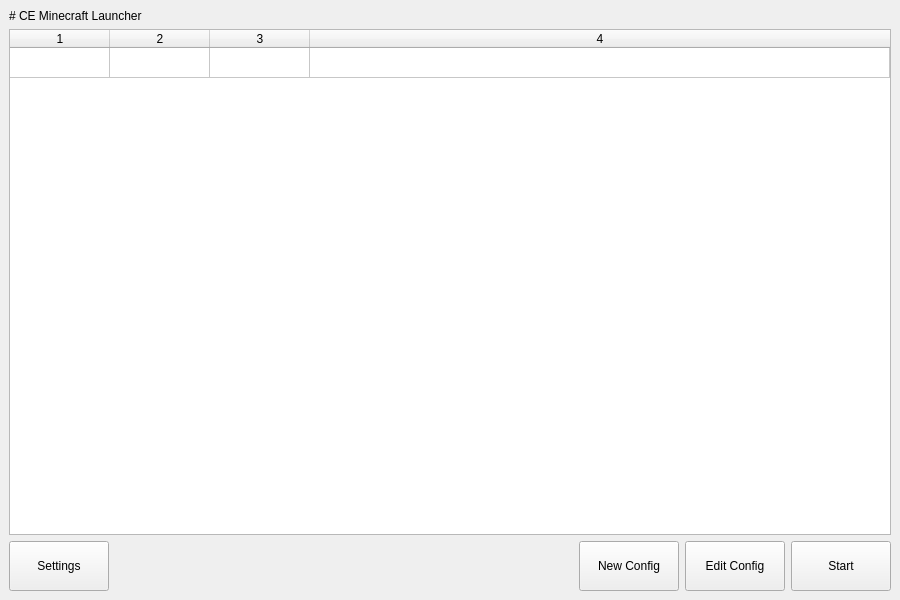
This is res/CEMCL.ui in constant-e/CEMCL as Qt 5 draws it before an edit. The edited form follows.
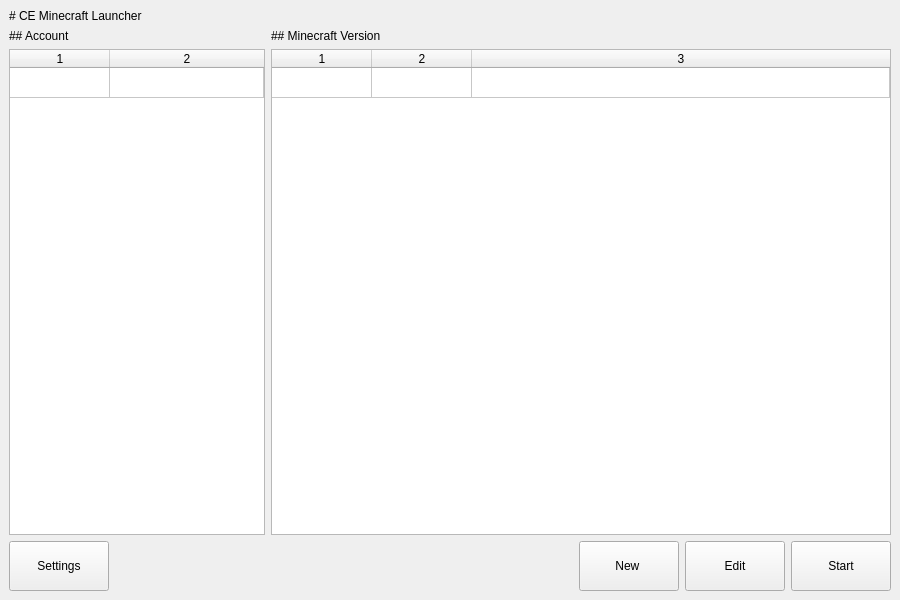
This is the edited form.

Diff of the .ui file:
```diff
--- a/res/CEMCL.ui
+++ b/res/CEMCL.ui
@@ -15,8 +15,30 @@
   </property>
   <widget class="QWidget" name="centralwidget">
    <layout class="QGridLayout" name="gridLayout">
-    <item row="2" column="0">
-     <layout class="QHBoxLayout" name="horizontalLayout">
+    <item row="0" column="0">
+     <widget class="QLabel" name="title">
+      <property name="sizePolicy">
+       <sizepolicy hsizetype="Preferred" vsizetype="Preferred">
+        <horstretch>0</horstretch>
+        <verstretch>0</verstretch>
+       </sizepolicy>
+      </property>
+      <property name="locale">
+       <locale language="English" country="UnitedStates"/>
+      </property>
+      <property name="text">
+       <string># CE Minecraft Launcher</string>
+      </property>
+      <property name="textFormat">
+       <enum>Qt::MarkdownText</enum>
+      </property>
+      <property name="alignment">
+       <set>Qt::AlignLeading|Qt::AlignLeft|Qt::AlignVCenter</set>
+      </property>
+     </widget>
+    </item>
+    <item row="3" column="0">
+     <layout class="QHBoxLayout" name="mainHorizontalLayout">
       <item>
        <widget class="QPushButton" name="settingsBtn">
         <property name="sizePolicy">
@@ -67,7 +89,7 @@
          </size>
         </property>
         <property name="text">
-         <string>New Config</string>
+         <string>New </string>
         </property>
        </widget>
       </item>
@@ -86,7 +108,7 @@
          </size>
         </property>
         <property name="text">
-         <string>Edit Config</string>
+         <string>Edit</string>
         </property>
        </widget>
       </item>
@@ -111,27 +133,47 @@
       </item>
      </layout>
     </item>
-    <item row="0" column="0">
-     <widget class="QLabel" name="title">
+    <item row="1" column="0">
+     <layout class="QGridLayout" name="mainGridLayout">
+      <item row="1" column="0">
+       <widget class="QTableWidget" name="accTableWidget">
       <property name="sizePolicy">
-       <sizepolicy hsizetype="Preferred" vsizetype="Preferred">
+         <sizepolicy hsizetype="Preferred" vsizetype="Expanding">
         <horstretch>0</horstretch>
         <verstretch>0</verstretch>
        </sizepolicy>
       </property>
-      <property name="text">
-       <string># CE Minecraft Launcher</string>
-      </property>
-      <property name="textFormat">
-       <enum>Qt::MarkdownText</enum>
-      </property>
-      <property name="alignment">
-       <set>Qt::AlignLeading|Qt::AlignLeft|Qt::AlignVCenter</set>
-      </property>
-     </widget>
-    </item>
-    <item row="1" column="0">
-     <widget class="QTableWidget" name="tableWidget">
+        <property name="locale">
+         <locale language="English" country="UnitedStates"/>
+        </property>
+        <property name="editTriggers">
+         <set>QAbstractItemView::NoEditTriggers</set>
+        </property>
+        <property name="selectionBehavior">
+         <enum>QAbstractItemView::SelectRows</enum>
+        </property>
+        <property name="rowCount">
+         <number>1</number>
+        </property>
+        <property name="columnCount">
+         <number>2</number>
+        </property>
+        <attribute name="horizontalHeaderStretchLastSection">
+         <bool>true</bool>
+        </attribute>
+        <attribute name="verticalHeaderVisible">
+         <bool>false</bool>
+        </attribute>
+        <row/>
+        <column/>
+        <column/>
+       </widget>
+      </item>
+      <item row="1" column="1">
+       <widget class="QTableWidget" name="verTableWidget">
+        <property name="locale">
+         <locale language="English" country="UnitedStates"/>
+        </property>
       <property name="editTriggers">
        <set>QAbstractItemView::NoEditTriggers</set>
       </property>
@@ -142,7 +184,7 @@
        <number>1</number>
       </property>
       <property name="columnCount">
-       <number>4</number>
+         <number>3</number>
       </property>
       <attribute name="horizontalHeaderStretchLastSection">
        <bool>true</bool>
@@ -154,8 +196,35 @@
       <column/>
       <column/>
       <column/>
-      <column/>
-     </widget>
+       </widget>
+      </item>
+      <item row="0" column="0">
+       <widget class="QLabel" name="accTitle">
+        <property name="locale">
+         <locale language="English" country="UnitedStates"/>
+        </property>
+        <property name="text">
+         <string>## Account</string>
+        </property>
+        <property name="textFormat">
+         <enum>Qt::MarkdownText</enum>
+        </property>
+       </widget>
+      </item>
+      <item row="0" column="1">
+       <widget class="QLabel" name="verTitle">
+        <property name="locale">
+         <locale language="English" country="UnitedStates"/>
+        </property>
+        <property name="text">
+         <string>## Minecraft Version</string>
+        </property>
+        <property name="textFormat">
+         <enum>Qt::MarkdownText</enum>
+        </property>
+       </widget>
+      </item>
+     </layout>
     </item>
    </layout>
   </widget>
```
Left out of the diff: 15 changed lines with no effect on the pictures. Lines whose indentation alone changed are shown as unchanged.
